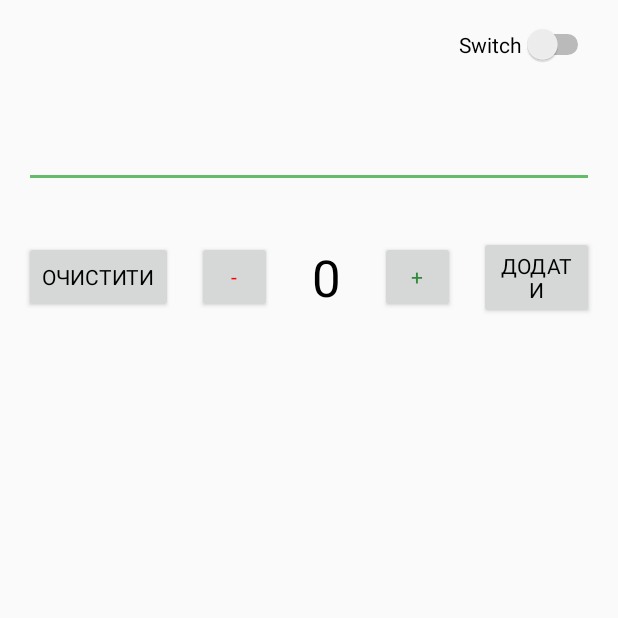
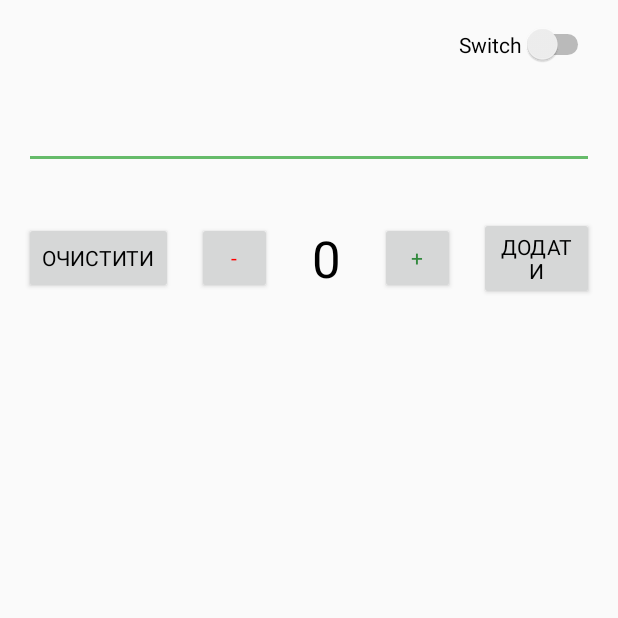
Before and after one commit to PeretsPasha/GroceryList, an Android app: the screen it shows after launch (MainActivity), on a phone screen of 412 x 824 dp, the top half of it. Run offline under Robolectric (Android 15) with nearby library versions, the phone set to English and light mode, and no system bars; Roboto replaces fonts that are not available here.

Commit message:
little decor changes: + editColor green + shadows

```diff
--- a/app/src/main/res/layout/activity_main.xml
+++ b/app/src/main/res/layout/activity_main.xml
@@ -31,7 +31,7 @@
             android:layout_height="wrap_content"
             android:layout_margin="8dp"
             android:gravity="center"
-            android:textSize="34sp"
+            android:textSize="24sp"
             android:textStyle="bold" />
 
     </LinearLayout>
--- a/app/src/main/res/values/styles.xml
+++ b/app/src/main/res/values/styles.xml
@@ -18,6 +18,7 @@
         <item name="colorAccent">@color/primaryColor</item>
         <item name="titleTextColor">@color/primaryColor</item>
         <item name="android:textColor">@color/primaryColor</item>
+        <item name="android:editTextColor">@color/primaryDarkColor</item>
         <item name="android:windowAnimationStyle">@style/windowAnimation</item>
     </style>
 
```
Also changed, not shown: app/src/main/res/layout/grocery_item.xml (+10 -6 lines).
